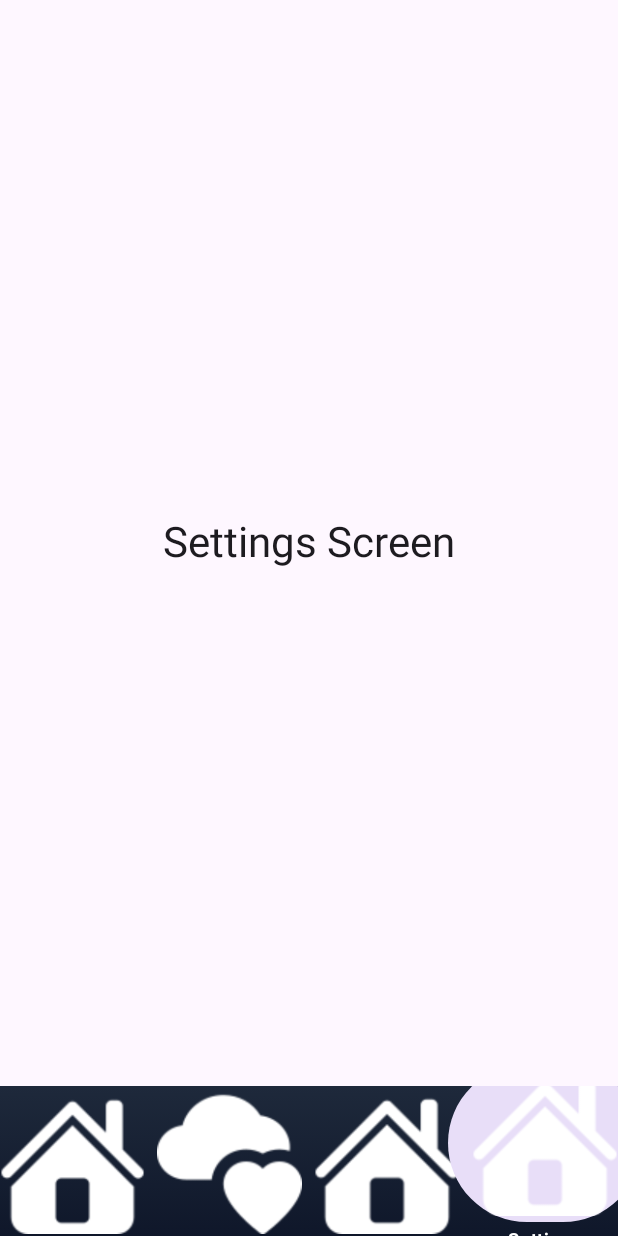
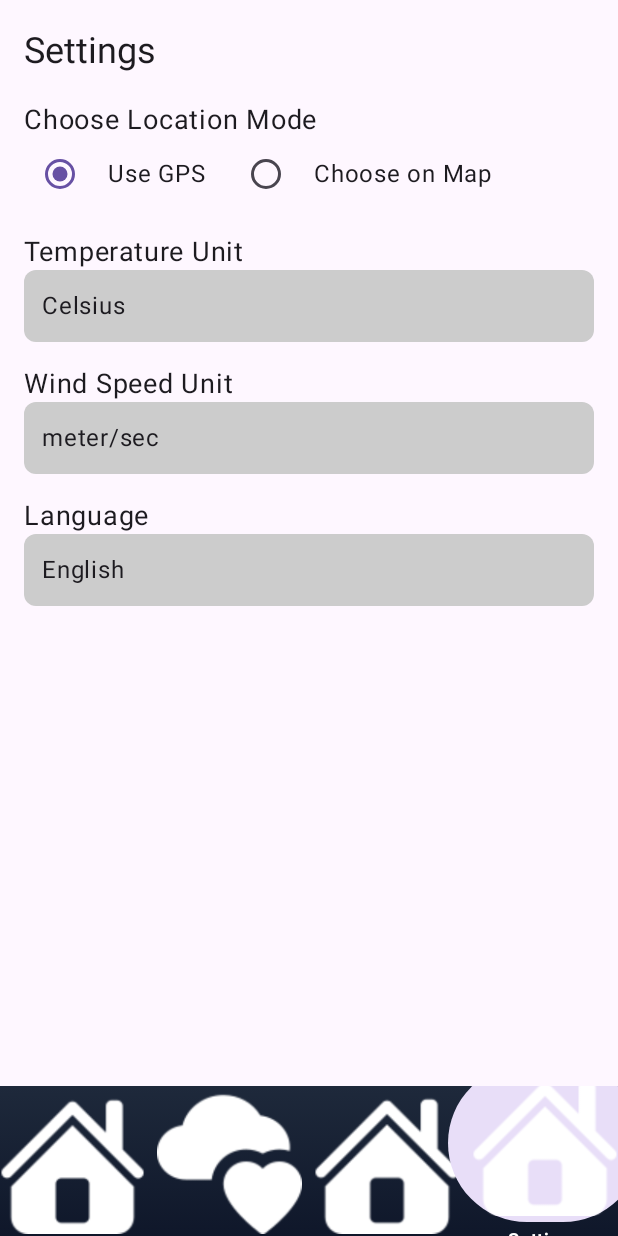
Before and after one commit to Suhaila-Farahat/Sky_Cast, an Android app built with Jetpack Compose: the SettingsScreen screen opened through its navigation route, on a phone screen of 412 x 824 dp. Run offline under Robolectric (Android 15) with nearby library versions, the light colour scheme and no system bars; our stand-ins replace Room's generated code.

Commit message:
Add temperature unit selection (Kelvin, Celsius, Fahrenheit) and implement Conversion

```diff
--- a/app/src/main/AndroidManifest.xml
+++ b/app/src/main/AndroidManifest.xml
@@ -31,7 +31,7 @@
         </activity>
         <meta-data
             android:name="com.google.android.geo.API_KEY"
-            android:value="AIzaSyAHK3TPTpi8UyPDofhu27t_m2Q8UuBdq6k"/>
+            android:value="@string/google_maps_api_key"/>
     </application>
 
 </manifest>
--- a/app/src/main/java/com/example/skycast/MainActivity.kt
+++ b/app/src/main/java/com/example/skycast/MainActivity.kt
@@ -1,6 +1,9 @@
 package com.example.skycast
 
+import ForecastScreen
 import android.Manifest
+import android.content.Context
+import android.content.SharedPreferences
 import android.os.Bundle
 import android.util.Log
 import android.widget.Toast
@@ -33,39 +36,47 @@ import com.example.skycast.data.local.LocalDataSource
 import com.example.skycast.data.remote.RemoteDataSource
 import com.example.skycast.data.remote.RetrofitClient
 import com.example.skycast.data.repo.WeatherRepository
-import com.example.skycast.view.SettingsScreen
+import com.example.skycast.view.settingScreen.SettingsScreen
 import com.example.skycast.view.WeatherAlertsScreen
 import com.example.skycast.view.favouriteScreen.FavoriteScreen
-import com.example.skycast.view.favouriteScreen.ForecastScreen
 import com.example.skycast.view.homeScreen.HomeScreen
 import com.example.skycast.view.navigation.BottomBarRoutes
 import com.example.skycast.viewModel.FavoriteViewModel
 import com.example.skycast.viewModel.FavoriteViewModelFactory
 import com.example.skycast.viewModel.HomeViewModel
 import com.example.skycast.viewModel.HomeViewModelFactory
+import com.example.skycast.viewModel.SettingsViewModel
+import com.example.skycast.viewModel.SettingsViewModelFactory
 
 class MainActivity : ComponentActivity() {
 
-    private val homeViewModel: HomeViewModel by viewModels {
-        HomeViewModelFactory(
-            application,
+    private val sharedPreferences: SharedPreferences by lazy {
+        getSharedPreferences("UserSettings", Context.MODE_PRIVATE)
+    }
+
+    private val weatherRepository: WeatherRepository by lazy {
         WeatherRepository(
             RemoteDataSource(RetrofitClient.apiService),
-                LocalDataSource(FavoriteDatabase.getDatabase(application).favoriteLocationDao())
-            )
+            LocalDataSource(FavoriteDatabase.getDatabase(application).favoriteLocationDao()),
+            sharedPreferences
         )
     }
 
-    private val favoriteViewModel: FavoriteViewModel by viewModels {
-        FavoriteViewModelFactory(
-            WeatherRepository(
-                RemoteDataSource(RetrofitClient.apiService),
-                LocalDataSource(FavoriteDatabase.getDatabase(application).favoriteLocationDao())
-            )
-        )
+    private val homeViewModel: HomeViewModel by viewModels {
+        HomeViewModelFactory(application, weatherRepository)
     }
 
-    private val locationPermissionRequest = registerForActivityResult(ActivityResultContracts.RequestMultiplePermissions()) { permissions ->
+    private val favoriteViewModel: FavoriteViewModel by viewModels {
+        FavoriteViewModelFactory(weatherRepository)
+    }
+
+    private val settingsViewModel: SettingsViewModel by viewModels {
+        SettingsViewModelFactory(weatherRepository)
+    }
+
+    private val locationPermissionRequest = registerForActivityResult(
+        ActivityResultContracts.RequestMultiplePermissions()
+    ) { permissions ->
         val isGranted = permissions[Manifest.permission.ACCESS_FINE_LOCATION] ?: false ||
                 permissions[Manifest.permission.ACCESS_COARSE_LOCATION] ?: false
         if (isGranted) {
@@ -77,6 +88,7 @@ class MainActivity : ComponentActivity() {
 
     override fun onCreate(savedInstanceState: Bundle?) {
         super.onCreate(savedInstanceState)
+
         locationPermissionRequest.launch(
             arrayOf(
                 Manifest.permission.ACCESS_FINE_LOCATION,
@@ -86,28 +98,42 @@ class MainActivity : ComponentActivity() {
 
         setContent {
             MaterialTheme {
-                MainScreen(homeViewModel, favoriteViewModel)
+                MainScreen(homeViewModel, favoriteViewModel, settingsViewModel)
             }
         }
     }
 }
 
 @Composable
-fun MainScreen(homeViewModel: HomeViewModel, favoriteViewModel: FavoriteViewModel) {
+fun MainScreen(
+    homeViewModel: HomeViewModel,
+    favoriteViewModel: FavoriteViewModel,
+    settingsViewModel: SettingsViewModel
+) {
     val navController = rememberNavController()
 
     Scaffold(
         bottomBar = { BottomNavigationBar(navController) }
     ) { paddingValues ->
-        NavigationGraph(navController, homeViewModel, favoriteViewModel, Modifier.padding(paddingValues))
+        NavigationGraph(
+            navController,
+            homeViewModel,
+            favoriteViewModel,
+            settingsViewModel,
+            Modifier.padding(paddingValues)
+        )
     }
 }
+
+
+
 
 @Composable
 fun NavigationGraph(
     navController: NavHostController,
     homeViewModel: HomeViewModel,
     favoriteViewModel: FavoriteViewModel,
+    settingsViewModel: SettingsViewModel,
     modifier: Modifier
 ) {
     NavHost(
@@ -115,7 +141,7 @@ fun NavigationGraph(
         startDestination = BottomBarRoutes.Home.title,
         modifier = modifier
     ) {
-        composable(BottomBarRoutes.Home.title) { HomeScreen(homeViewModel) }
+        composable(BottomBarRoutes.Home.title) { HomeScreen(homeViewModel,settingsViewModel) }
         composable(BottomBarRoutes.Favorites.title) {
             FavoriteScreen(favoriteViewModel) { location ->
                 Log.d("FavoriteScreen", "Navigating to Forecast with: ${location.name}, ${location.latitude}, ${location.longitude}")
@@ -123,21 +149,18 @@ fun NavigationGraph(
             }
         }
         composable(BottomBarRoutes.WeatherAlerts.title) { WeatherAlertsScreen() }
-        composable(BottomBarRoutes.Settings.title) { SettingsScreen() }
+        composable(BottomBarRoutes.Settings.title) { SettingsScreen(settingsViewModel) }
 
-        // Forecast screen route
         composable("forecast/{lat}/{lon}/{name}") { backStackEntry ->
             val lat = backStackEntry.arguments?.getString("lat")?.toDoubleOrNull() ?: 0.0
             val lon = backStackEntry.arguments?.getString("lon")?.toDoubleOrNull() ?: 0.0
             val name = backStackEntry.arguments?.getString("name") ?: "Unknown"
 
             val location = FavoriteLocationEntity(name = name, latitude = lat, longitude = lon)
-            ForecastScreen(location, homeViewModel)
+            ForecastScreen(location, homeViewModel,settingsViewModel)
         }
     }
 }
-
-
 
 @Composable
 fun BottomNavigationBar(navController: NavController) {
@@ -175,13 +198,13 @@ fun BottomNavigationBar(navController: NavController) {
                     Icon(
                         painter = painterResource(id = screen.icon),
                         contentDescription = screen.title,
-                        tint =  Color.White
+                        tint = Color.White
                     )
                 },
                 label = {
                     Text(
                         text = screen.title,
-                        color =  Color.White,
+                        color = Color.White,
                         fontSize = 12.sp,
                         fontWeight = if (currentDestination == screen.title) FontWeight.Bold else FontWeight.Normal
                     )
--- a/app/src/main/java/com/example/skycast/data/repo/WeatherRepository.kt
+++ b/app/src/main/java/com/example/skycast/data/repo/WeatherRepository.kt
@@ -1,5 +1,6 @@
 package com.example.skycast.data.repo
 
+import android.content.SharedPreferences
 import com.example.skycast.data.local.FavoriteLocationEntity
 import com.example.skycast.data.local.LocalDataSource
 import com.example.skycast.data.model.ForecastResponse
@@ -9,7 +10,8 @@ import kotlinx.coroutines.flow.Flow
 
 class WeatherRepository(
     private val remoteDataSource: RemoteDataSource,
-    private val localDataSource: LocalDataSource
+    private val localDataSource: LocalDataSource,
+    private val sharedPreferences: SharedPreferences
 ) {
 
     // Remote API Calls
@@ -33,4 +35,44 @@ class WeatherRepository(
     fun getFavoriteLocations(): Flow<List<FavoriteLocationEntity>> {
         return localDataSource.getFavoriteLocations()
     }
+
+    // User Settings (SharedPreferences)
+    companion object {
+        private const val LOCATION_MODE_KEY = "location_mode"
+        private const val TEMPERATURE_UNIT_KEY = "temperature_unit"
+        private const val WIND_SPEED_UNIT_KEY = "wind_speed_unit"
+        private const val LANGUAGE_KEY = "language"
+    }
+
+    fun getLocationMode(): String {
+        return sharedPreferences.getString(LOCATION_MODE_KEY, "GPS") ?: "GPS"
+    }
+
+    fun setLocationMode(mode: String) {
+        sharedPreferences.edit().putString(LOCATION_MODE_KEY, mode).apply()
+    }
+
+    fun getTemperatureUnit(): String {
+        return sharedPreferences.getString(TEMPERATURE_UNIT_KEY, "Celsius") ?: "Celsius"
+    }
+
+    fun setTemperatureUnit(unit: String) {
+        sharedPreferences.edit().putString(TEMPERATURE_UNIT_KEY, unit).apply()
+    }
+
+    fun getWindSpeedUnit(): String {
+        return sharedPreferences.getString(WIND_SPEED_UNIT_KEY, "meter/sec") ?: "meter/sec"
+    }
+
+    fun setWindSpeedUnit(unit: String) {
+        sharedPreferences.edit().putString(WIND_SPEED_UNIT_KEY, unit).apply()
+    }
+
+    fun getLanguage(): String {
+        return sharedPreferences.getString(LANGUAGE_KEY, "English") ?: "English"
+    }
+
+    fun setLanguage(lang: String) {
+        sharedPreferences.edit().putString(LANGUAGE_KEY, lang).apply()
+    }
 }
--- a/app/src/main/java/com/example/skycast/view/SettingsScreen.kt
+++ /dev/null
@@ -1,18 +0,0 @@
-package com.example.skycast.view
-
-
-import androidx.compose.foundation.layout.*
-import androidx.compose.material3.*
-import androidx.compose.runtime.Composable
-import androidx.compose.ui.Alignment
-import androidx.compose.ui.Modifier
-
-@Composable
-fun SettingsScreen() {
-    Box(
-        modifier = Modifier.fillMaxSize(),
-        contentAlignment = Alignment.Center
-    ) {
-        Text(text = "Settings Screen", style = MaterialTheme.typography.headlineMedium)
-    }
-}
--- a/app/src/main/java/com/example/skycast/view/favouriteScreen/MapScreen.kt
+++ b/app/src/main/java/com/example/skycast/view/favouriteScreen/MapScreen.kt
@@ -59,7 +59,7 @@ fun MapScreen(onLocationSelected: (FavoriteLocationEntity) -> Unit, onDismiss: (
                     modifier = Modifier.weight(1f),
                     factory = { context ->
                         AutoCompleteTextView(context).apply {
-                            setSingleLine(true)
+                            isSingleLine = true
                             imeOptions = EditorInfo.IME_ACTION_SEARCH
                             setAdapter(ArrayAdapter(context, android.R.layout.simple_dropdown_item_1line, suggestions))
 
@@ -91,7 +91,7 @@ fun MapScreen(onLocationSelected: (FavoriteLocationEntity) -> Unit, onDismiss: (
                                             locationName = getLocationName(context, location.latitude, location.longitude)
 
                                             coroutineScope.launch(Dispatchers.Main) {
-                                                cameraPositionState.move(CameraUpdateFactory.newLatLngZoom(location, 12f))
+                                                cameraPositionState.move(CameraUpdateFactory.newLatLngZoom(location, 8f))
                                             }
                                         }
                                     }
@@ -125,7 +125,7 @@ fun MapScreen(onLocationSelected: (FavoriteLocationEntity) -> Unit, onDismiss: (
                     locationName = getLocationName(context, latLng.latitude, latLng.longitude)
 
                     // Move camera to clicked location
-                    cameraPositionState.move(CameraUpdateFactory.newLatLngZoom(latLng, 12f))
+                    cameraPositionState.move(CameraUpdateFactory.newLatLngZoom(latLng, 8f))
                 }
             ) {
                 selectedLocation?.let {
--- a/app/src/main/java/com/example/skycast/view/homeScreen/HomeScreen.kt
+++ b/app/src/main/java/com/example/skycast/view/homeScreen/HomeScreen.kt
@@ -1,5 +1,6 @@
 package com.example.skycast.view.homeScreen
 
+import HourlyWeatherItem
 import androidx.compose.foundation.background
 import androidx.compose.foundation.layout.*
 import androidx.compose.foundation.lazy.LazyRow
@@ -13,18 +14,23 @@ import androidx.compose.ui.Modifier
 import androidx.compose.ui.graphics.Brush
 import androidx.compose.ui.graphics.Color
 import androidx.compose.ui.unit.dp
-import androidx.lifecycle.viewmodel.compose.viewModel
 import com.example.skycast.data.model.HourlyWeather
 import com.example.skycast.viewModel.HomeViewModel
+import com.example.skycast.viewModel.SettingsViewModel
+
+
 
 @Composable
-fun HomeScreen(viewModel: HomeViewModel = viewModel()) {
+fun HomeScreen(
+    viewModel: HomeViewModel,
+    settingsViewModel: SettingsViewModel
+) {
     val weatherState by viewModel.weatherState.collectAsState()
     val hourlyForecastState by viewModel.hourlyForecast.collectAsState()
-    val currentLocation by viewModel.currentLocation.collectAsState(initial = null)
+    val currentLocationState by viewModel.currentLocation.collectAsState(initial = null)
 
-    LaunchedEffect(currentLocation) {
-        currentLocation?.let { location ->
+    LaunchedEffect(currentLocationState) {
+        currentLocationState?.let { location ->
             viewModel.fetchWeatherByLocation(location.latitude, location.longitude)
         }
     }
@@ -47,16 +53,18 @@ fun HomeScreen(viewModel: HomeViewModel = viewModel()) {
                 ) {
                     Spacer(modifier = Modifier.height(32.dp))
 
-                    CurrentWeatherSection(weatherState!!)
+                    CurrentWeatherSection(weatherState!!,settingsViewModel)
 
                     LazyRow(
-                        modifier = Modifier.fillMaxWidth().padding(vertical = 12.dp),
+                        modifier = Modifier
+                            .fillMaxWidth()
+                            .padding(vertical = 12.dp),
                         horizontalArrangement = Arrangement.spacedBy(16.dp)
                     ) {
                         items(hourlyForecastState!!.list.map {
                             HourlyWeather(it.dt, it.main.temp, it.weather.firstOrNull()?.icon ?: "01d")
                         }) { hourlyWeather ->
-                            HourlyWeatherItem(hourlyWeather)
+                            HourlyWeatherItem(hourlyWeather ,settingsViewModel)
                         }
                     }
                 }
--- /dev/null
+++ b/app/src/main/java/com/example/skycast/view/settingScreen/SettingsScreen.kt
@@ -0,0 +1,74 @@
+package com.example.skycast.view.settingScreen
+
+import androidx.compose.foundation.background
+import androidx.compose.foundation.clickable
+import androidx.compose.foundation.layout.*
+import androidx.compose.foundation.shape.RoundedCornerShape
+import androidx.compose.material3.*
+import androidx.compose.runtime.*
+import androidx.compose.ui.Alignment
+import androidx.compose.ui.Modifier
+import androidx.compose.ui.graphics.Color
+import androidx.compose.ui.unit.dp
+import androidx.compose.ui.unit.sp
+import androidx.lifecycle.viewmodel.compose.viewModel
+import com.example.skycast.viewModel.SettingsViewModel
+
+@Composable
+fun SettingsScreen(viewModel: SettingsViewModel = viewModel()) {
+    val locationMode by viewModel.locationMode.collectAsState()
+    val temperatureUnit by viewModel.temperatureUnit.collectAsState()
+    val windSpeedUnit by viewModel.windSpeedUnit.collectAsState()
+    val language by viewModel.language.collectAsState()
+
+    Column(
+        modifier = Modifier
+            .fillMaxSize()
+            .padding(16.dp)
+    ) {
+        Text(text = "Settings", fontSize = 24.sp, style = MaterialTheme.typography.headlineMedium)
+
+        // Location Mode Selection
+        Text(text = "Choose Location Mode", fontSize = 18.sp, modifier = Modifier.padding(top = 16.dp))
+        Row(verticalAlignment = Alignment.CenterVertically) {
+            RadioButton(selected = locationMode == "GPS", onClick = { viewModel.setLocationMode("GPS") })
+            Text("Use GPS", modifier = Modifier.padding(start = 8.dp))
+            Spacer(modifier = Modifier.width(16.dp))
+            RadioButton(selected = locationMode == "Map", onClick = { viewModel.setLocationMode("Map") })
+            Text("Choose on Map", modifier = Modifier.padding(start = 8.dp))
+        }
+
+        DropdownMenuSelection("Temperature Unit", listOf("Kelvin", "Celsius", "Fahrenheit"), temperatureUnit, viewModel::setTemperatureUnit)
+
+        DropdownMenuSelection("Wind Speed Unit", listOf("meter/sec", "miles/hour"), windSpeedUnit, viewModel::setWindSpeedUnit)
+
+        DropdownMenuSelection("Language", listOf("English", "Arabic"), language, viewModel::setLanguage)
+    }
+}
+
+@Composable
+fun DropdownMenuSelection(label: String, options: List<String>, selectedOption: String, onOptionSelected: (String) -> Unit) {
+    var expanded by remember { mutableStateOf(false) }
+
+    Column(modifier = Modifier.fillMaxWidth().padding(top = 16.dp)) {
+        Text(text = label, fontSize = 18.sp)
+        Box(
+            modifier = Modifier
+                .fillMaxWidth()
+                .background(Color.LightGray, shape = RoundedCornerShape(8.dp))
+                .clickable { expanded = true }
+                .padding(12.dp)
+        ) {
+            Text(text = selectedOption)
+        }
+
+        DropdownMenu(expanded = expanded, onDismissRequest = { expanded = false }) {
+            options.forEach { option ->
+                DropdownMenuItem(text = { Text(option) }, onClick = {
+                    onOptionSelected(option)
+                    expanded = false
+                })
+            }
+        }
+    }
+}
--- /dev/null
+++ b/app/src/main/java/com/example/skycast/viewModel/SettingsViewModel.kt
@@ -0,0 +1,63 @@
+package com.example.skycast.viewModel
+
+import androidx.lifecycle.ViewModel
+import androidx.lifecycle.ViewModelProvider
+import androidx.lifecycle.viewModelScope
+import com.example.skycast.data.repo.WeatherRepository
+import kotlinx.coroutines.flow.MutableStateFlow
+import kotlinx.coroutines.flow.asStateFlow
+import kotlinx.coroutines.launch
+
+class SettingsViewModel(private val repository: WeatherRepository) : ViewModel() {
+
+    private val _locationMode = MutableStateFlow(repository.getLocationMode())
+    val locationMode = _locationMode.asStateFlow()
+
+    private val _temperatureUnit = MutableStateFlow(repository.getTemperatureUnit())
+    val temperatureUnit = _temperatureUnit.asStateFlow()
+
+    private val _windSpeedUnit = MutableStateFlow(repository.getWindSpeedUnit())
+    val windSpeedUnit = _windSpeedUnit.asStateFlow()
+
+    private val _language = MutableStateFlow(repository.getLanguage())
+    val language = _language.asStateFlow()
+
+    fun setLocationMode(mode: String) {
+        viewModelScope.launch {
+            repository.setLocationMode(mode)
+            _locationMode.value = mode
+        }
+    }
+
+    fun setTemperatureUnit(unit: String) {
+        viewModelScope.launch {
+            repository.setTemperatureUnit(unit)
+            _temperatureUnit.value = unit
+        }
+    }
+
+    fun setWindSpeedUnit(unit: String) {
+        viewModelScope.launch {
+            repository.setWindSpeedUnit(unit)
+            _windSpeedUnit.value = unit
+        }
+    }
+
+    fun setLanguage(lang: String) {
+        viewModelScope.launch {
+            repository.setLanguage(lang)
+            _language.value = lang
+        }
+    }
+}
+
+
+class SettingsViewModelFactory(private val repository: WeatherRepository) : ViewModelProvider.Factory {
+    override fun <T : ViewModel> create(modelClass: Class<T>): T {
+        if (modelClass.isAssignableFrom(SettingsViewModel::class.java)) {
+            @Suppress("UNCHECKED_CAST")
+            return SettingsViewModel(repository) as T
+        }
+        throw IllegalArgumentException("Unknown ViewModel class")
+    }
+}
```
Also changed, not shown: app/src/main/java/com/example/skycast/utils/ConversionUtils.kt (added, +91 -0 lines), app/src/main/java/com/example/skycast/view/favouriteScreen/ForecastScreenDetails.kt (+8 -5 lines), app/src/main/java/com/example/skycast/view/homeScreen/CurrentWeatherSection.kt (+15 -14 lines), app/src/main/java/com/example/skycast/view/homeScreen/HourlyWeatherItem.kt (+24 -14 lines). Lines whose indentation alone changed are shown as unchanged.
